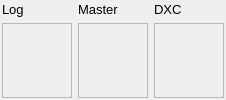
Qt form not1mm/data/checkwindow.ui (kyleboyle/not1mm) before a commit.
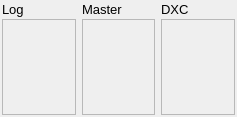
The same form after that commit.

Commit message: adds call count to empty check window, some threading issues

```diff
--- a/not1mm/data/checkwindow.ui
+++ b/not1mm/data/checkwindow.ui
@@ -2,14 +2,28 @@
 <ui version="4.0">
  <class>CheckWindow</class>
  <widget class="QDockWidget" name="CheckWindow">
+  <property name="geometry">
+   <rect>
+    <x>0</x>
+    <y>0</y>
+    <width>237</width>
+    <height>117</height>
+   </rect>
+  </property>
   <property name="focusPolicy">
    <enum>Qt::NoFocus</enum>
   </property>
   <property name="windowTitle">
    <string>Check Partial</string>
   </property>
-  <widget class="QWidget">
+  <widget class="QWidget" name="widget">
   <layout class="QGridLayout" name="checkpartialgridlayout">
+    <property name="horizontalSpacing">
+     <number>-1</number>
+    </property>
+    <property name="verticalSpacing">
+     <number>2</number>
+    </property>
    <property name="margin" stdset="0">
     <number>2</number>
    </property>
@@ -30,7 +44,7 @@
         <x>0</x>
         <y>0</y>
         <width>69</width>
-        <height>574</height>
+         <height>75</height>
        </rect>
       </property>
       <layout class="QVBoxLayout" name="masterLayout">
@@ -61,7 +75,7 @@
         <x>0</x>
         <y>0</y>
         <width>69</width>
-        <height>574</height>
+         <height>75</height>
        </rect>
       </property>
       <layout class="QVBoxLayout" name="dxcLayout">
@@ -92,7 +106,7 @@
         <x>0</x>
         <y>0</y>
         <width>69</width>
-        <height>574</height>
+         <height>75</height>
        </rect>
       </property>
       <layout class="QVBoxLayout" name="qsoLayout">
```
Lines whose indentation alone changed are shown as unchanged. The commit also changes 7 other files.
